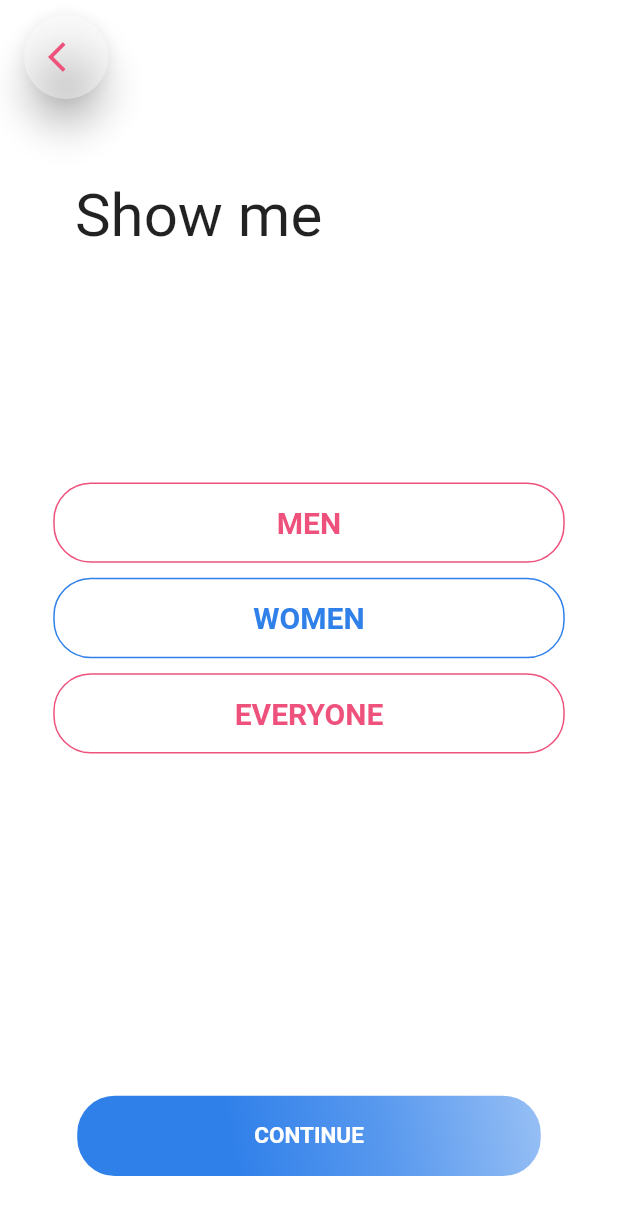
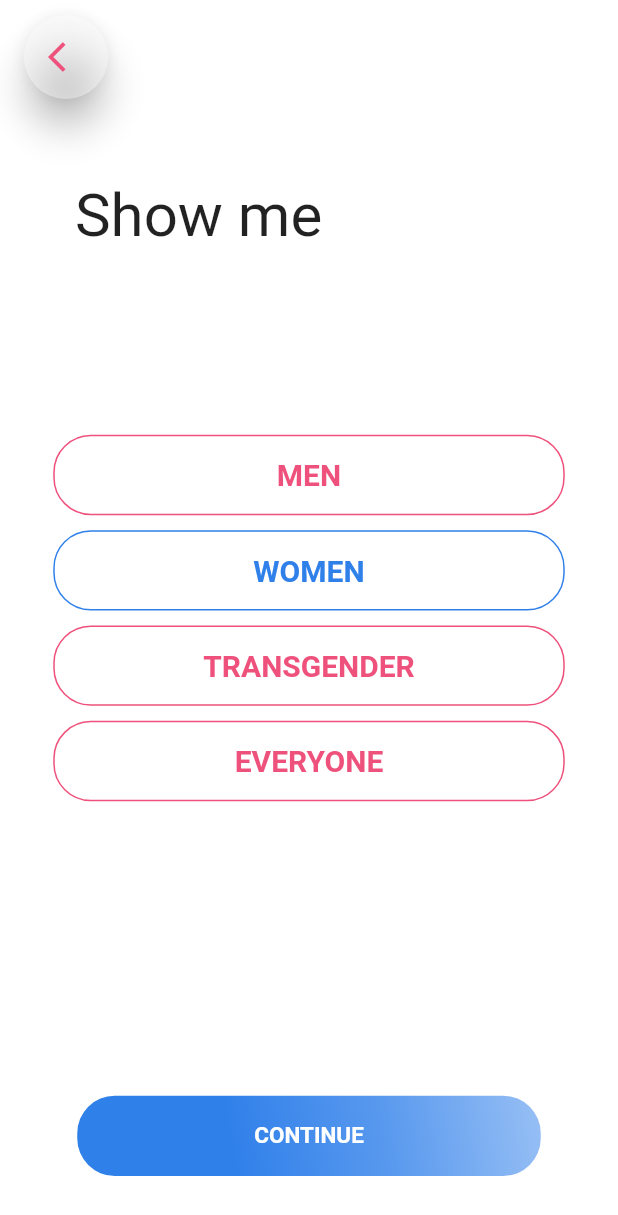
Before and after one commit to albertodelviejo/mantis_social_app, a Flutter app: the ShowGender screen opened directly with empty values, after a tap on "WOMEN", on a phone screen of 412 x 824 dp. Shown: the top 1215 px of the screen. Run offline on Flutter 3.47's test engine with Material 2 defaults, Android fonts, the phone set to English and light mode, and no system bars; our stand-ins replace cached_network_image, cloud_firestore, country_code_picker, firebase_auth, firebase_core, firebase_messaging and 12 more; missing offline and left inert: agora_rtc_engine, apple_sign_in, autocomplete_textfield, flutter_mapbox_autocomplete, flutter_ringtone_player, flutter_webview_plugin and 2 more; accounts and stored records are empty.

Commit message:
Change showGenders

```diff
--- a/lib/Screens/Gender.dart
+++ b/lib/Screens/Gender.dart
@@ -16,6 +16,7 @@ class Gender extends StatefulWidget {
 class _GenderState extends State<Gender> {
   bool man = false;
   bool woman = false;
+  bool transgender = false;
   bool other = false;
   bool select = false;
   final _scaffoldKey = GlobalKey<ScaffoldState>();
@@ -83,6 +84,7 @@ class _GenderState extends State<Gender> {
                     setState(() {
                       woman = false;
                       man = true;
+                      transgender = false;
                       other = false;
                     });
                   },
@@ -111,6 +113,39 @@ class _GenderState extends State<Gender> {
                       setState(() {
                         woman = true;
                         man = false;
+                        transgender = false;
+                        other = false;
+                      });
+                      // Navigator.push(
+                      //     context, CupertinoPageRoute(builder: (context) => OTP()));
+                    },
+                  ),
+                ),
+                Padding(
+                  padding: const EdgeInsets.only(bottom: 10),
+                  child: OutlineButton(
+                    child: Container(
+                      height: MediaQuery.of(context).size.height * .065,
+                      width: MediaQuery.of(context).size.width * .75,
+                      child: Center(
+                          child: Text("TRANSGENDER",
+                              style: TextStyle(
+                                  fontSize: 20,
+                                  color: transgender ? primaryColor : secondryColor,
+                                  fontWeight: FontWeight.bold))),
+                    ),
+                    borderSide: BorderSide(
+                      color: transgender ? primaryColor : secondryColor,
+                      width: 1,
+                      style: BorderStyle.solid,
+                    ),
+                    shape: RoundedRectangleBorder(
+                        borderRadius: BorderRadius.circular(25)),
+                    onPressed: () {
+                      setState(() {
+                        woman = false;
+                        man = false;
+                        transgender = true;
                         other = false;
                       });
                       // Navigator.push(
@@ -141,6 +176,7 @@ class _GenderState extends State<Gender> {
                     setState(() {
                       woman = false;
                       man = false;
+                      transgender = false;
                       other = true;
                     });
                     // Navigator.push(
@@ -168,7 +204,7 @@ class _GenderState extends State<Gender> {
               ),
             ),
           ),
-          man || woman || other
+          man || woman || transgender || other
               ? Padding(
                   padding: const EdgeInsets.only(bottom: 40),
                   child: Align(
@@ -207,6 +243,11 @@ class _GenderState extends State<Gender> {
                         } else if (woman) {
                           userGender = {
                             'userGender': "woman",
+                            'showOnProfile': select
+                          };
+                        } else if (transgender) {
+                          userGender = {
+                            'userGender': "transgender",
                             'showOnProfile': select
                           };
                         } else {
--- a/lib/Screens/ShowGender.dart
+++ b/lib/Screens/ShowGender.dart
@@ -15,6 +15,7 @@ class ShowGender extends StatefulWidget {
 class _ShowGenderState extends State<ShowGender> {
   bool man = false;
   bool woman = false;
+  bool transgender = false;
   bool eyeryone = false;
   final _scaffoldKey = GlobalKey<ScaffoldState>();
   @override
@@ -78,9 +79,15 @@ class _ShowGenderState extends State<ShowGender> {
                       borderRadius: BorderRadius.circular(25)),
                   onPressed: () {
                     setState(() {
-                      woman = false;
-                      man = true;
-                      eyeryone = false;
+                      // woman = false;
+                      if (man) {
+                        man = false;
+                      } else {
+                        man = true;
+                      }
+
+                      // eyeryone = false;
+                      // transgender = false;
                     });
                   },
                 ),
@@ -106,9 +113,54 @@ class _ShowGenderState extends State<ShowGender> {
                         borderRadius: BorderRadius.circular(25)),
                     onPressed: () {
                       setState(() {
-                        woman = true;
-                        man = false;
-                        eyeryone = false;
+                        if (woman) {
+                          woman = false;
+                        } else {
+                          woman = true;
+                        }
+
+                        //  man = false;
+                        //  eyeryone = false;
+                        //  transgender = false;
+                      });
+                      // Navigator.push(
+                      //     context, CupertinoPageRoute(builder: (context) => OTP()));
+                    },
+                  ),
+                ),
+                Padding(
+                  padding: const EdgeInsets.only(bottom: 10.0),
+                  child: OutlineButton(
+                    child: Container(
+                      height: MediaQuery.of(context).size.height * .065,
+                      width: MediaQuery.of(context).size.width * .75,
+                      child: Center(
+                          child: Text("TRANSGENDER",
+                              style: TextStyle(
+                                  fontSize: 20,
+                                  color: transgender
+                                      ? primaryColor
+                                      : secondryColor,
+                                  fontWeight: FontWeight.bold))),
+                    ),
+                    borderSide: BorderSide(
+                      color: transgender ? primaryColor : secondryColor,
+                      width: 1,
+                      style: BorderStyle.solid,
+                    ),
+                    shape: RoundedRectangleBorder(
+                        borderRadius: BorderRadius.circular(25)),
+                    onPressed: () {
+                      setState(() {
+                        //woman = false;
+                        //man = false;
+                        if (transgender) {
+                          transgender = false;
+                        } else {
+                          transgender = true;
+                        }
+
+                        //eyeryone = false;
                       });
                       // Navigator.push(
                       //     context, CupertinoPageRoute(builder: (context) => OTP()));
@@ -138,7 +190,12 @@ class _ShowGenderState extends State<ShowGender> {
                     setState(() {
                       woman = false;
                       man = false;
-                      eyeryone = true;
+                      if (eyeryone) {
+                        eyeryone = false;
+                      } else {
+                        eyeryone = true;
+                      }
+                      transgender = false;
                     });
                     // Navigator.push(
                     //     context, CupertinoPageRoute(builder: (context) => OTP()));
@@ -147,7 +204,7 @@ class _ShowGenderState extends State<ShowGender> {
               ],
             ),
           ),
-          man || woman || eyeryone
+          man || woman || transgender || eyeryone
               ? Padding(
                   padding: const EdgeInsets.only(bottom: 40),
                   child: Align(
@@ -177,13 +234,24 @@ class _ShowGenderState extends State<ShowGender> {
                                 fontWeight: FontWeight.bold),
                           ))),
                       onTap: () {
+                        var showGenderList = [];
                         if (man) {
-                          widget.userData.addAll({'showGender': "man"});
-                        } else if (woman) {
-                          widget.userData.addAll({'showGender': "woman"});
-                        } else {
-                          widget.userData.addAll({'showGender': "everyone"});
+                          showGenderList.add("man");
                         }
+
+                        if (woman) {
+                          showGenderList.add("woman");
+                        }
+
+                        if (transgender) {
+                          showGenderList.add("transgender");
+                        }
+
+                        if (eyeryone) {
+                          showGenderList.add("everyone");
+                        }
+
+                        widget.userData.addAll({'showGender': showGenderList});
 
                         print(widget.userData);
                         Navigator.push(
--- a/lib/Screens/Tab.dart
+++ b/lib/Screens/Tab.dart
@@ -296,7 +296,7 @@ class TabbarState extends State<Tabbar> {
   }
 
   query() {
-    if (currentUser.showGender == 'everyone') {
+    if (currentUser.showGender.contains('everyone')) {
       return docRef
           .where(
             'age',
@@ -307,7 +307,7 @@ class TabbarState extends State<Tabbar> {
           .orderBy('age', descending: false);
     } else {
       return docRef
-          .where('editInfo.userGender', isEqualTo: currentUser.showGender)
+          .where('editInfo.userGender', whereIn: currentUser.showGender)
           .where(
             'age',
             isGreaterThanOrEqualTo: int.parse(currentUser.ageRange['min']),
--- a/lib/Screens/University.dart
+++ b/lib/Screens/University.dart
@@ -65,6 +65,11 @@ class _UniversityState extends State<University> {
                 padding: const EdgeInsets.symmetric(horizontal: 30),
                 child: Container(
                   child: SimpleAutoCompleteTextField(
+                    textSubmitted: (value) {
+                      setState(() {
+                        university = value;
+                      });
+                    },
                     key: key,
                     suggestions: suggestions,
                     style: TextStyle(fontSize: 23),
--- a/lib/models/user_model.dart
+++ b/lib/models/user_model.dart
@@ -9,7 +9,7 @@ class UserModel {
   final Map coordinates;
   final List sexualOrientation;
   final String gender;
-  final String showGender;
+  final List showGender;
   final int age;
   final String phoneNumber;
   int maxDistance;
```
